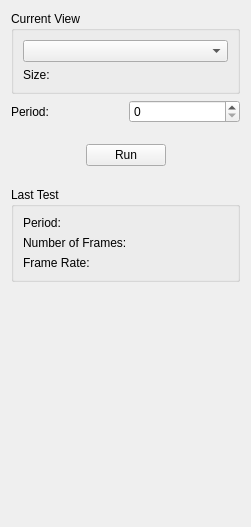
IbisNeuronav/Ibis, file IbisPlugins/FrameRateTester/frameratetesterwidget.ui: the form before one commit.
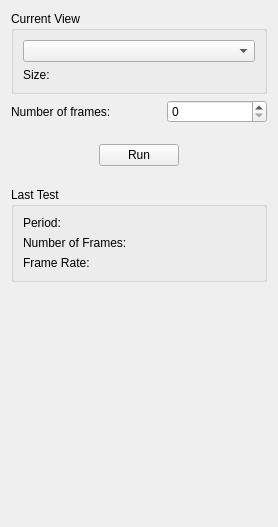
The form after the commit.

Commit message: FrameRateTester plugin: fixed a few inconsistencies in the interface. Now using number of frame to define the testing period.

The edit to the form file:
```diff
--- a/IbisPlugins/FrameRateTester/frameratetesterwidget.ui
+++ b/IbisPlugins/FrameRateTester/frameratetesterwidget.ui
@@ -6,7 +6,7 @@
    <rect>
     <x>0</x>
     <y>0</y>
-    <width>251</width>
+    <width>276</width>
     <height>527</height>
    </rect>
   </property>
@@ -37,8 +37,14 @@
     <layout class="QHBoxLayout" name="horizontalLayout">
      <item>
       <widget class="QLabel" name="periodLabel">
+       <property name="minimumSize">
+        <size>
+         <width>150</width>
+         <height>0</height>
+        </size>
+       </property>
        <property name="text">
-        <string>Period:</string>
+        <string>Number of frames:</string>
        </property>
       </widget>
      </item>
@@ -54,7 +60,10 @@
         <bool>false</bool>
        </property>
        <property name="maximum">
-        <number>1000</number>
+        <number>10000</number>
+       </property>
+       <property name="singleStep">
+        <number>10</number>
        </property>
       </widget>
      </item>
```
The commit also changes 3 other files.
